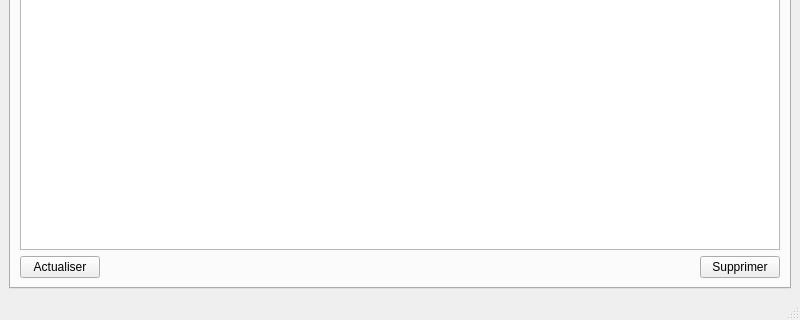
Above: uimessage.ui from MohamedSadio/banking-system before the change; both pictures show x 0 to 800 and y 280 to 600 of the 800 by 600 pixel window. Below: the same form after it.
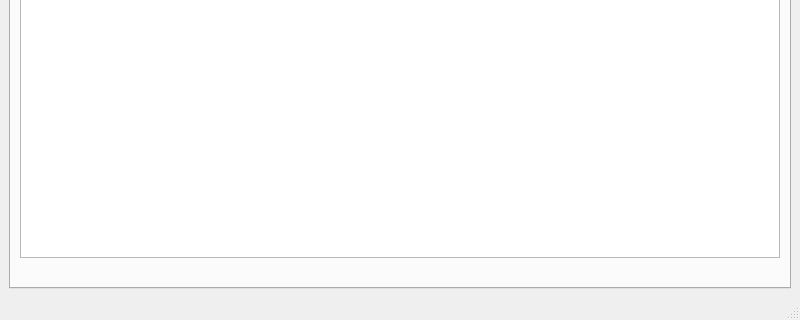
That is the form after the change. The open tabs and pages were chosen to show the change. Icons and pictures are not drawn.

What changed in the file:
```diff
--- a/uimessage.ui
+++ b/uimessage.ui
@@ -124,17 +124,6 @@
         </item>
         <item>
          <layout class="QHBoxLayout" name="horizontalLayout_2">
-          <item>
-           <widget class="QPushButton" name="pushButtonRefresh">
-            <property name="text">
-             <string>Actualiser</string>
-            </property>
-            <property name="icon">
-             <iconset theme="view-refresh">
-              <normaloff>.</normaloff>.</iconset>
-            </property>
-           </widget>
-          </item>
           <item>
            <spacer name="horizontalSpacer_2">
             <property name="orientation">
@@ -148,17 +137,6 @@
             </property>
            </spacer>
           </item>
-          <item>
-           <widget class="QPushButton" name="pushButtonDelete">
-            <property name="text">
-             <string>Supprimer</string>
-            </property>
-            <property name="icon">
-             <iconset theme="edit-delete">
-              <normaloff>.</normaloff>.</iconset>
-            </property>
-           </widget>
-          </item>
          </layout>
         </item>
        </layout>
```
Left out of the diff: 41 changed lines with no effect on the pictures.
